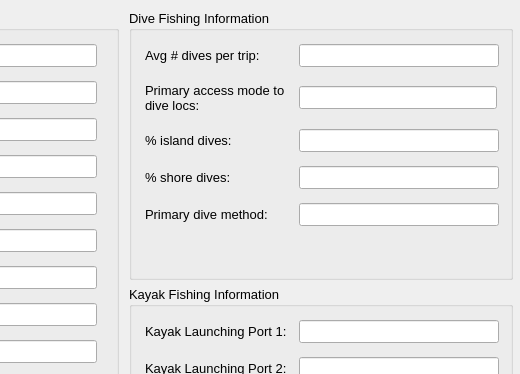
Ecotrust/openoceanmap-desktop, file oom_norcal_rec/Interview/rec_all.ui: the form before one commit; both pictures show x 291 to 811 and y 0 to 374 of the 811 by 605 pixel window.
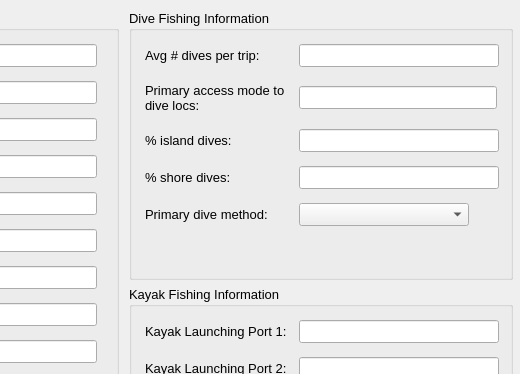
The form after the commit.

```diff
--- a/oom_norcal_rec/Interview/rec_all.ui
+++ b/oom_norcal_rec/Interview/rec_all.ui
@@ -1051,7 +1051,7 @@
     </item>
    </layout>
   </widget>
-  <widget class="QWidget" name="" >
+  <widget class="QWidget" name="layoutWidget" >
    <property name="geometry" >
     <rect>
      <x>420</x>
@@ -1386,32 +1386,54 @@
            </widget>
           </item>
           <item>
-           <widget class="QLineEdit" name="dive_primary_method" >
-            <property name="enabled" >
-             <bool>true</bool>
-            </property>
+           <widget class="QComboBox" name="dive_primary_method" >
             <property name="minimumSize" >
              <size>
-              <width>200</width>
+              <width>170</width>
               <height>0</height>
              </size>
             </property>
             <property name="maximumSize" >
              <size>
-              <width>200</width>
+              <width>170</width>
               <height>16777215</height>
              </size>
             </property>
-            <property name="font" >
-             <font>
-              <pointsize>10</pointsize>
-             </font>
-            </property>
-            <property name="text" >
-             <string/>
-            </property>
+            <item>
+             <property name="text" >
+              <string/>
+             </property>
+            </item>
+            <item>
+             <property name="text" >
+              <string>Free dive</string>
+             </property>
+            </item>
+            <item>
+             <property name="text" >
+              <string>SCUBA</string>
+             </property>
+            </item>
+            <item>
+             <property name="text" >
+              <string>Other</string>
+             </property>
+            </item>
            </widget>
           </item>
+          <item>
+           <spacer name="horizontalSpacer" >
+            <property name="orientation" >
+             <enum>Qt::Horizontal</enum>
+            </property>
+            <property name="sizeHint" stdset="0" >
+             <size>
+              <width>40</width>
+              <height>20</height>
+             </size>
+            </property>
+           </spacer>
+          </item>
          </layout>
         </widget>
        </item>
```
Left out of the diff: 5 changed lines with no effect on the pictures.
